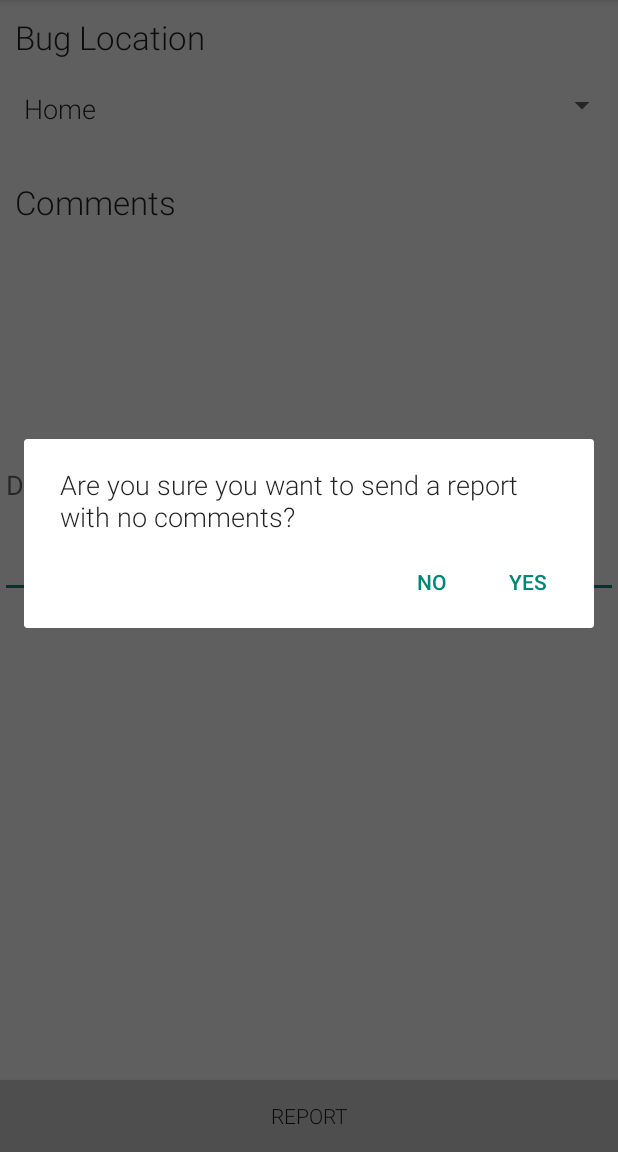
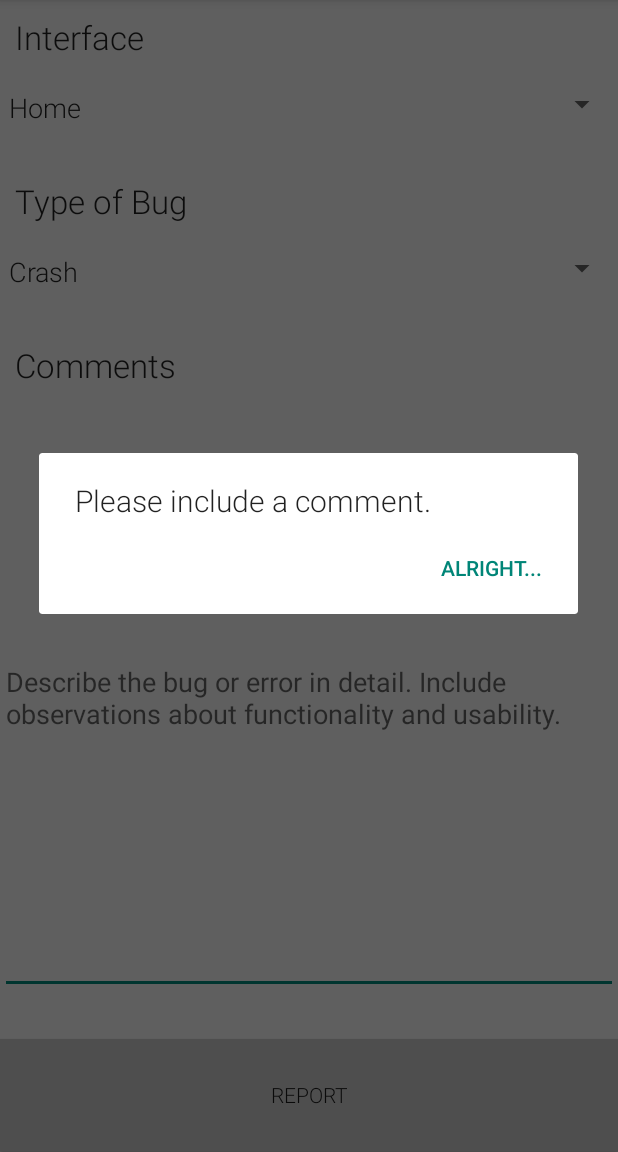
Before and after one commit to assettcu/placesapp, an Android app: the fragment ReportABugFragment placed in its activity, after a tap on "REPORT", on a phone screen of 412 x 824 dp, the part 84-1236 px from its top. Run offline under Robolectric (Android 15) with nearby library versions, the light colour scheme and no system bars; libraries missing offline, so code that uses them is left out: com.koushikdutta.async, com.koushikdutta.ion; pictures from the network do not load; 6 statements that could not run were skipped.

Commit message:
Refined the Report a Bug fragment so it doesn't suck. All that's left to do it actually make it send a report to our servers somehow.

```diff
--- a/Places/src/main/java/com/assettcu/placesapp/fragments/ReportABugFragment.java
+++ b/Places/src/main/java/com/assettcu/placesapp/fragments/ReportABugFragment.java
@@ -1,7 +1,6 @@
 package com.assettcu.placesapp.fragments;
 
 import android.app.AlertDialog;
-import android.content.DialogInterface;
 import android.os.Bundle;
 import android.support.v4.app.Fragment;
 import android.view.LayoutInflater;
@@ -21,7 +20,7 @@ import com.assettcu.placesapp.R;
 public class ReportABugFragment extends Fragment
 {
 
-    private Spinner spinner;
+    private Spinner interactionSpinner, typeSpinner;
     private EditText editText;
 
     @Override
@@ -35,10 +34,15 @@ public class ReportABugFragment extends Fragment
     {
         View view = inflater.inflate(R.layout.fragment_report_a_bug, container, false);
 
-        spinner = (Spinner) view.findViewById(R.id.interactionSpinner);
-        ArrayAdapter<CharSequence> adapter = ArrayAdapter.createFromResource(getActivity(),
+        interactionSpinner = (Spinner) view.findViewById(R.id.interaction_spinner);
+        ArrayAdapter<CharSequence> interactionAdapter = ArrayAdapter.createFromResource(getActivity(),
                 R.array.interaction_points, R.layout.spinner_item);
-        spinner.setAdapter(adapter);
+        interactionSpinner.setAdapter(interactionAdapter);
+
+        typeSpinner = (Spinner) view.findViewById(R.id.type_spinner);
+        ArrayAdapter<CharSequence> typeAdapter = ArrayAdapter.createFromResource(getActivity(),
+                R.array.bug_types, R.layout.spinner_item);
+        typeSpinner.setAdapter(typeAdapter);
 
         Button report = (Button) view.findViewById(R.id.reportButton);
         setReportButtonListener(report);
@@ -50,8 +54,10 @@ public class ReportABugFragment extends Fragment
 
     public void sendReport()
     {
-        Toast.makeText(getActivity(), "Sent report about "
-                + spinner.getSelectedItem().toString(), Toast.LENGTH_SHORT).show();
+        Toast.makeText(getActivity(), "Sent report about problems with "
+                + interactionSpinner.getSelectedItem().toString() + " regarding a(n) "
+                + typeSpinner.getSelectedItem().toString()
+                + " type error or bug. Thanks for your input!", Toast.LENGTH_LONG).show();
         editText.setText("", null);
     }
 
@@ -67,17 +73,8 @@ public class ReportABugFragment extends Fragment
                 if(editText.getText().length() == 0)
                 {
                     AlertDialog.Builder dialog = new AlertDialog.Builder(getActivity());
-                    dialog.setNegativeButton("No", null);
-                    dialog.setPositiveButton("Yes", new DialogInterface.OnClickListener()
-                    {
-                        @Override
-                        public void onClick(DialogInterface dialog, int which)
-                        {
-                            sendReport();
-                        }
-                    });
-
-                    dialog.setTitle("Are you sure you want to send a report with no comments?");
+                    dialog.setPositiveButton("Alright...", null);
+                    dialog.setTitle("Please include a comment.");
                     dialog.show();
                 }
                 else
--- a/Places/src/main/res/layout/fragment_report_a_bug.xml
+++ b/Places/src/main/res/layout/fragment_report_a_bug.xml
@@ -1,21 +1,55 @@
 <?xml version="1.0" encoding="utf-8"?>
 
-<FrameLayout
+<LinearLayout
+    android:orientation="vertical"
     android:layout_width="fill_parent"
     android:layout_height="fill_parent"
     xmlns:android="http://schemas.android.com/apk/res/android"
-    >
+    android:id="@+id/linearLayout">
 
-    <Button
+    <TextView
+        android:layout_width="wrap_content"
+        android:layout_height="wrap_content"
+        android:textAppearance="@android:style/TextAppearance.Large"
+        android:text="Interface"
+        android:id="@+id/bugInterfaceText"
+        android:layout_gravity="left|top"
+        android:layout_marginTop="10dp"
+        android:layout_marginLeft="10dp"/>
+
+    <Spinner
         android:layout_width="match_parent"
         android:layout_height="wrap_content"
-        android:text="Report"
-        android:id="@+id/reportButton"
-        android:layout_gravity="center_horizontal|bottom"
-        android:background="@drawable/report_button_background"
-        android:visibility="visible"
-        android:fontFamily="sans-serif-light"
-        android:focusableInTouchMode="false"/>
+        android:id="@+id/interaction_spinner"
+        android:layout_gravity="left|top"
+        android:focusable="false"
+        android:layout_marginTop="10dp"/>
+
+    <TextView
+        android:layout_width="wrap_content"
+        android:layout_height="wrap_content"
+        android:textAppearance="?android:attr/textAppearanceLarge"
+        android:text="@string/type_of_bug"
+        android:id="@+id/bugTypeText"
+        android:layout_gravity="left|center_vertical"
+        android:layout_marginLeft="10dp"
+        android:layout_marginTop="30dp"/>
+
+    <Spinner
+        android:layout_width="match_parent"
+        android:layout_height="wrap_content"
+        android:id="@+id/type_spinner"
+        android:layout_marginTop="10dp"/>
+
+    <TextView
+        android:layout_width="wrap_content"
+        android:layout_height="wrap_content"
+        android:textAppearance="@android:style/TextAppearance.Large"
+        android:text="Comments"
+        android:id="@+id/comments"
+        android:layout_gravity="left|center_vertical"
+        android:layout_marginTop="30dp"
+        android:layout_marginLeft="10dp"/>
 
     <EditText
         android:layout_width="match_parent"
@@ -24,37 +58,19 @@
         android:ems="10"
         android:id="@+id/commentText"
         android:layout_gravity="center"
-        android:hint="Describe the bug."
-        android:layout_marginTop="-60dp"/>
+        android:hint="@string/bug_description_hint"
+        android:layout_marginTop="10dp"
+        android:layout_weight="0.9"/>
 
-    <TextView
-        android:layout_width="wrap_content"
-        android:layout_height="wrap_content"
-        android:textAppearance="@android:style/TextAppearance.Large"
-        android:text="Bug Location"
-        android:id="@+id/bugLoc"
-        android:layout_gravity="left|top"
-        android:layout_marginTop="10dp"
-        android:layout_marginLeft="10dp"/>
-
-    <TextView
-        android:layout_width="wrap_content"
-        android:layout_height="wrap_content"
-        android:textAppearance="@android:style/TextAppearance.Large"
-        android:text="Comments"
-        android:id="@+id/comments"
-        android:layout_gravity="left|top"
-        android:layout_marginTop="120dp"
-        android:layout_marginLeft="10dp"/>
-
-    <Spinner
+    <Button
         android:layout_width="match_parent"
         android:layout_height="wrap_content"
-        android:id="@+id/interactionSpinner"
-        android:layout_gravity="left|top"
-        android:focusable="false"
-        android:layout_marginLeft="10dp"
-        android:layout_marginTop="50dp"
-        />
-
-</FrameLayout>
+        android:text="Report"
+        android:id="@+id/reportButton"
+        android:background="@drawable/report_button_background"
+        android:visibility="visible"
+        android:fontFamily="sans-serif-light"
+        android:focusableInTouchMode="false"
+        android:layout_marginTop="30dp"
+        android:layout_weight="0.1"/>
+</LinearLayout>
--- a/Places/src/main/res/values/arrays.xml
+++ b/Places/src/main/res/values/arrays.xml
@@ -8,4 +8,12 @@
         <item>@string/title_section5</item>
         <item>@string/title_section6</item>
     </string-array>
+
+    <string-array name="bug_types">
+        <item>Crash</item>
+        <item>User Interface</item>
+        <item>Functionality</item>
+        <item>Usability</item>
+        <item>Other</item>
+    </string-array>
 </resources>
--- a/Places/src/main/res/values/colors.xml
+++ b/Places/src/main/res/values/colors.xml
@@ -5,7 +5,7 @@
     <color name="card_down">#f8f8f8</color>
     <color name="card_shadow">#cccccc</color>
     <color name="nav_dark_grey">#7A797A</color>
-    <color name="nav_light_grey">#ffc5c5c5</color>
+    <color name="nav_light_grey">#C5C5C5</color>
     <color name="action_bar_color">#1686AB</color>
     <color name="nav_selected">#EEEEEE</color>
 </resources>
--- a/Places/src/main/res/values/strings.xml
+++ b/Places/src/main/res/values/strings.xml
@@ -16,7 +16,8 @@
     <string name="out_of_range">You are out of range of the University</string>
     <string name="nearby_buildings">Nearby CU buildings will appear here</string>
     <string name="hello_blank_fragment">Hello blank fragment</string>
-
-
+    <string name="type_of_bug">Type of Bug</string>
+    <string name="bug_description_hint">Describe the bug or error in detail.
+        Include observations about functionality and usability.</string>
 
 </resources>
```
